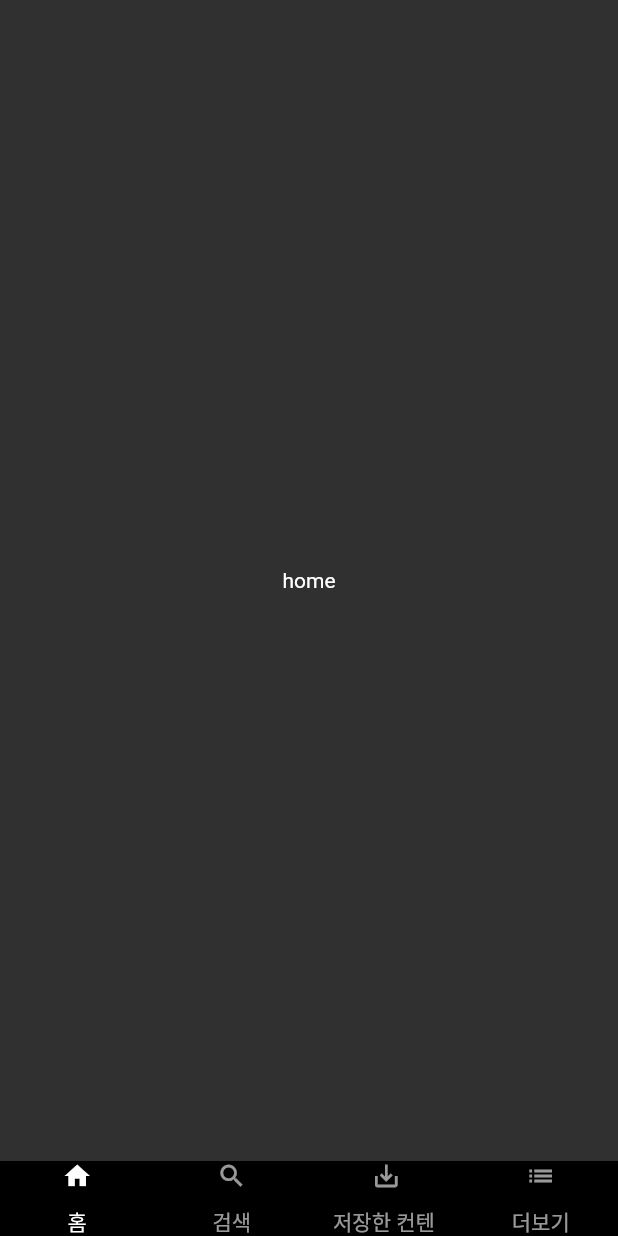
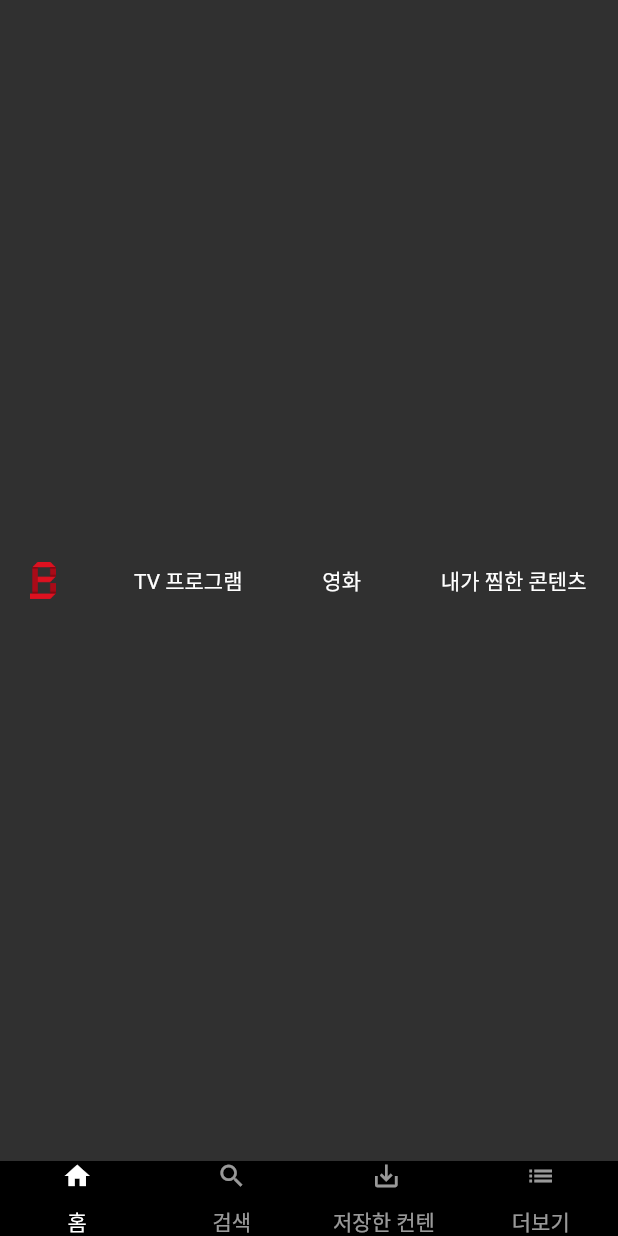
Before and after one commit to julianne03/netflix_clone_test, a Flutter app: the screen it shows after launch, on a phone screen of 412 x 824 dp. Run offline on Flutter 3.47's test engine with Material 2 defaults, Android fonts, the phone set to English and light mode, and no system bars.

Commit message:
#1 - 네비게이션 탭이 있는 앱 프로젝트 구조 설정하기

```diff
--- a/lib/main.dart
+++ b/lib/main.dart
@@ -1,4 +1,5 @@
 import 'package:flutter/material.dart';
+import 'package:netflix_clone_test/screen/home_screen.dart';
 import 'package:netflix_clone_test/widget/bottom_bar.dart';
 
 void main() {
@@ -27,11 +28,7 @@ class _MyAppState extends State<MyApp> {
           body: TabBarView(
             physics: NeverScrollableScrollPhysics(),
             children: <Widget>[
-              Container(
-                child: Center(
-                  child: Text('home'),
-                ),
-              ),
+              HomeScreen(),
               Container(
                 child: Center(
                   child: Text('search'),
--- /dev/null
+++ b/lib/screen/home_screen.dart
@@ -0,0 +1,58 @@
+import 'package:flutter/material.dart';
+
+class HomeScreen extends StatefulWidget {
+  @override
+  _HomeScreenState createState() => _HomeScreenState();
+}
+
+class _HomeScreenState extends State<HomeScreen> {
+  @override
+  void initState() {
+    super.initState();
+  }
+
+  @override
+  Widget build(BuildContext context) {
+    return TapBar();
+  }
+}
+
+class TapBar extends StatelessWidget {
+  @override
+  Widget build(BuildContext context) {
+    return Container(
+      padding: EdgeInsets.fromLTRB(20, 7, 20, 7),
+      child: Row(
+        mainAxisAlignment: MainAxisAlignment.spaceBetween,
+        children: <Widget>[
+          Image.asset(
+            'images/bbongflix_logo.png',
+            fit: BoxFit.contain,
+            height: 25,
+          ),
+          Container(
+            padding: EdgeInsets.only(right: 1),
+            child: Text(
+              'TV 프로그램',
+              style: TextStyle(fontSize: 14),
+            ),
+          ),
+          Container(
+            padding: EdgeInsets.only(right: 1),
+            child: Text(
+              '영화',
+              style: TextStyle(fontSize: 14),
+            ),
+          ),
+          Container(
+            padding: EdgeInsets.only(right: 1),
+            child: Text(
+              '내가 찜한 콘텐츠',
+              style: TextStyle(fontSize: 14),
+            ),
+          ),
+        ],
+      ),
+    );
+  }
+}
--- a/pubspec.yaml
+++ b/pubspec.yaml
@@ -45,9 +45,8 @@ flutter:
   uses-material-design: true
 
   # To add assets to your application, add an assets section, like this:
-  # assets:
-  #   - images/a_dot_burr.jpeg
-  #   - images/a_dot_ham.jpeg
+  assets:
+    - images/bbongflix_logo.png
 
   # An image asset can refer to one or more resolution-specific "variants", see
   # https://flutter.dev/assets-and-images/#resolution-aware.
```
Also changed, not shown: images/bbongflix_logo.png (added).
